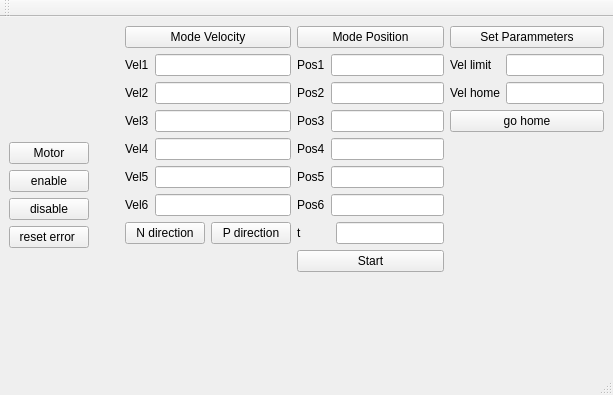
Qt form src/ros2_qt1_demo/ui/mainwindow.ui (theanh2507/ros2_ws1_ethercat_communicate) before a commit.
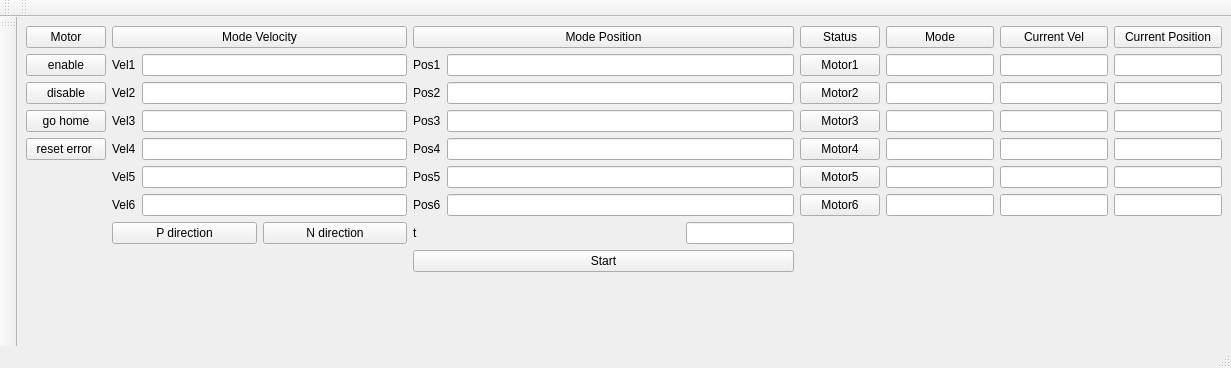
The same form after that commit.

Commit message: update trang thai len giao dien, fix loi chuyen mode position

Patch:
```diff
--- a/src/ros2_qt1_demo/ui/mainwindow.ui
+++ b/src/ros2_qt1_demo/ui/mainwindow.ui
@@ -6,8 +6,8 @@
    <rect>
     <x>0</x>
     <y>0</y>
-    <width>613</width>
-    <height>395</height>
+    <width>1231</width>
+    <height>368</height>
    </rect>
   </property>
   <property name="windowTitle">
@@ -15,25 +15,14 @@
   </property>
   <widget class="QWidget" name="centralwidget">
    <layout class="QGridLayout" name="gridLayout">
-    <item row="0" column="0" rowspan="3">
+    <item row="0" column="0">
+     <layout class="QHBoxLayout" name="horizontalLayout_7">
+      <item>
      <layout class="QHBoxLayout" name="horizontalLayout_8">
       <item>
        <layout class="QHBoxLayout" name="horizontalLayout_5">
         <item>
          <layout class="QVBoxLayout" name="verticalLayout">
-          <item>
-           <spacer name="verticalSpacer_4">
-            <property name="orientation">
-             <enum>Qt::Vertical</enum>
-            </property>
-            <property name="sizeHint" stdset="0">
-             <size>
-              <width>20</width>
-              <height>40</height>
-             </size>
-            </property>
-           </spacer>
-          </item>
           <item>
            <widget class="QPushButton" name="pushButton">
             <property name="text">
@@ -55,6 +44,13 @@
             </property>
            </widget>
           </item>
+            <item>
+             <widget class="QPushButton" name="pushButton_11">
+              <property name="text">
+               <string>go home</string>
+              </property>
+             </widget>
+            </item>
           <item>
            <widget class="QPushButton" name="pushButton_6">
             <property name="text">
@@ -79,19 +75,6 @@
         </item>
        </layout>
       </item>
-      <item>
-       <spacer name="horizontalSpacer">
-        <property name="orientation">
-         <enum>Qt::Horizontal</enum>
-        </property>
-        <property name="sizeHint" stdset="0">
-         <size>
-          <width>40</width>
-          <height>20</height>
-         </size>
-        </property>
-       </spacer>
-      </item>
       <item>
        <layout class="QVBoxLayout" name="verticalLayout_8">
         <item>
@@ -180,17 +163,17 @@
             <item>
              <widget class="QPushButton" name="pushButton_3">
               <property name="text">
-               <string>N direction</string>
-              </property>
-             </widget>
-            </item>
-            <item>
-             <widget class="QPushButton" name="pushButton_4">
-              <property name="text">
                <string>P direction</string>
               </property>
              </widget>
             </item>
+              <item>
+               <widget class="QPushButton" name="pushButton_4">
+                <property name="text">
+                 <string>N direction</string>
+                </property>
+               </widget>
+              </item>
            </layout>
           </item>
          </layout>
@@ -212,7 +195,7 @@
       </item>
      </layout>
     </item>
-    <item row="0" column="1">
+      <item>
      <layout class="QVBoxLayout" name="verticalLayout_7">
       <item>
        <widget class="QPushButton" name="pushButton_7">
@@ -336,56 +319,161 @@
       </item>
      </layout>
     </item>
-    <item row="0" column="2" rowspan="3">
-     <layout class="QVBoxLayout" name="verticalLayout_11">
+      <item>
+       <layout class="QVBoxLayout" name="verticalLayout_13">
+        <item>
+         <layout class="QHBoxLayout" name="horizontalLayout_6" stretch="0,1,1,1">
+          <item>
+           <layout class="QVBoxLayout" name="verticalLayout_9">
+            <item>
+             <widget class="QPushButton" name="pushButton_17">
+              <property name="text">
+               <string>Status</string>
+              </property>
+             </widget>
+            </item>
+            <item>
+             <widget class="QPushButton" name="pushButton_10">
+              <property name="text">
+               <string>Motor1</string>
+              </property>
+             </widget>
+            </item>
       <item>
        <widget class="QPushButton" name="pushButton_12">
         <property name="text">
-         <string>Set Parammeters</string>
+               <string>Motor2</string>
         </property>
        </widget>
       </item>
       <item>
-       <layout class="QHBoxLayout" name="horizontalLayout_6">
+             <widget class="QPushButton" name="pushButton_13">
+              <property name="text">
+               <string>Motor3</string>
+              </property>
+             </widget>
+            </item>
+            <item>
+             <widget class="QPushButton" name="pushButton_14">
+              <property name="text">
+               <string>Motor4</string>
+              </property>
+             </widget>
+            </item>
+            <item>
+             <widget class="QPushButton" name="pushButton_15">
+              <property name="text">
+               <string>Motor5</string>
+              </property>
+             </widget>
+            </item>
+            <item>
+             <widget class="QPushButton" name="pushButton_16">
+              <property name="text">
+               <string>Motor6</string>
+              </property>
+             </widget>
+            </item>
+           </layout>
+          </item>
+          <item>
+           <layout class="QVBoxLayout" name="verticalLayout_12">
+            <item>
+             <widget class="QPushButton" name="pushButton_20">
+              <property name="text">
+               <string>Mode</string>
+              </property>
+             </widget>
+            </item>
+            <item>
+             <widget class="QLineEdit" name="lineEdit_26"/>
+            </item>
+            <item>
+             <widget class="QLineEdit" name="lineEdit_27"/>
+            </item>
+            <item>
+             <widget class="QLineEdit" name="lineEdit_28"/>
+            </item>
+            <item>
+             <widget class="QLineEdit" name="lineEdit_29"/>
+            </item>
+            <item>
+             <widget class="QLineEdit" name="lineEdit_30"/>
+            </item>
+            <item>
+             <widget class="QLineEdit" name="lineEdit_31"/>
+            </item>
+           </layout>
+          </item>
+          <item>
+           <layout class="QVBoxLayout" name="verticalLayout_11">
+            <item>
+             <widget class="QPushButton" name="pushButton_19">
+              <property name="text">
+               <string>Current Vel</string>
+              </property>
+             </widget>
+            </item>
+            <item>
+             <widget class="QLineEdit" name="lineEdit_20"/>
+            </item>
+            <item>
+             <widget class="QLineEdit" name="lineEdit_21"/>
+            </item>
+            <item>
+             <widget class="QLineEdit" name="lineEdit_22"/>
+            </item>
+            <item>
+             <widget class="QLineEdit" name="lineEdit_23"/>
+            </item>
+            <item>
+             <widget class="QLineEdit" name="lineEdit_24"/>
+            </item>
+            <item>
+             <widget class="QLineEdit" name="lineEdit_25"/>
+            </item>
+           </layout>
+          </item>
         <item>
          <layout class="QVBoxLayout" name="verticalLayout_10">
           <item>
-           <widget class="QLabel" name="label_15">
+             <widget class="QPushButton" name="pushButton_18">
             <property name="text">
-             <string>Vel limit</string>
+               <string>Current Position</string>
             </property>
            </widget>
           </item>
           <item>
-           <widget class="QLabel" name="label_16">
-            <property name="text">
-             <string>Vel home</string>
-            </property>
-           </widget>
-          </item>
-         </layout>
-        </item>
-        <item>
-         <layout class="QVBoxLayout" name="verticalLayout_9">
-          <item>
-           <widget class="QLineEdit" name="lineEdit_14"/>
+             <widget class="QLineEdit" name="lineEdit_14">
+              <property name="sizePolicy">
+               <sizepolicy hsizetype="Expanding" vsizetype="Fixed">
+                <horstretch>0</horstretch>
+                <verstretch>0</verstretch>
+               </sizepolicy>
+              </property>
+             </widget>
           </item>
           <item>
            <widget class="QLineEdit" name="lineEdit_15"/>
           </item>
-         </layout>
-        </item>
-       </layout>
+            <item>
+             <widget class="QLineEdit" name="lineEdit_16"/>
+            </item>
+            <item>
+             <widget class="QLineEdit" name="lineEdit_17"/>
       </item>
       <item>
-       <widget class="QPushButton" name="pushButton_11">
-        <property name="text">
-         <string>go home</string>
-        </property>
-       </widget>
+             <widget class="QLineEdit" name="lineEdit_18"/>
       </item>
       <item>
-       <spacer name="verticalSpacer_5">
+             <widget class="QLineEdit" name="lineEdit_19"/>
+            </item>
+           </layout>
+          </item>
+         </layout>
+        </item>
+        <item>
+         <spacer name="verticalSpacer_4">
         <property name="orientation">
          <enum>Qt::Vertical</enum>
         </property>
@@ -399,18 +487,7 @@
       </item>
      </layout>
     </item>
-    <item row="1" column="1">
-     <spacer name="horizontalSpacer_2">
-      <property name="orientation">
-       <enum>Qt::Horizontal</enum>
-      </property>
-      <property name="sizeHint" stdset="0">
-       <size>
-        <width>156</width>
-        <height>20</height>
-       </size>
-      </property>
-     </spacer>
+     </layout>
     </item>
    </layout>
   </widget>
@@ -436,6 +513,28 @@
     <bool>false</bool>
    </attribute>
   </widget>
+  <widget class="QToolBar" name="toolBar_2">
+   <property name="windowTitle">
+    <string>toolBar_2</string>
+   </property>
+   <attribute name="toolBarArea">
+    <enum>TopToolBarArea</enum>
+   </attribute>
+   <attribute name="toolBarBreak">
+    <bool>false</bool>
+   </attribute>
+  </widget>
+  <widget class="QToolBar" name="toolBar_3">
+   <property name="windowTitle">
+    <string>toolBar_3</string>
+   </property>
+   <attribute name="toolBarArea">
+    <enum>LeftToolBarArea</enum>
+   </attribute>
+   <attribute name="toolBarBreak">
+    <bool>false</bool>
+   </attribute>
+  </widget>
  </widget>
  <resources/>
  <connections/>
```
Left out of the diff: 2 changed lines with no effect on the pictures. Lines whose indentation alone changed are shown as unchanged. The commit also changes 226 other files.
